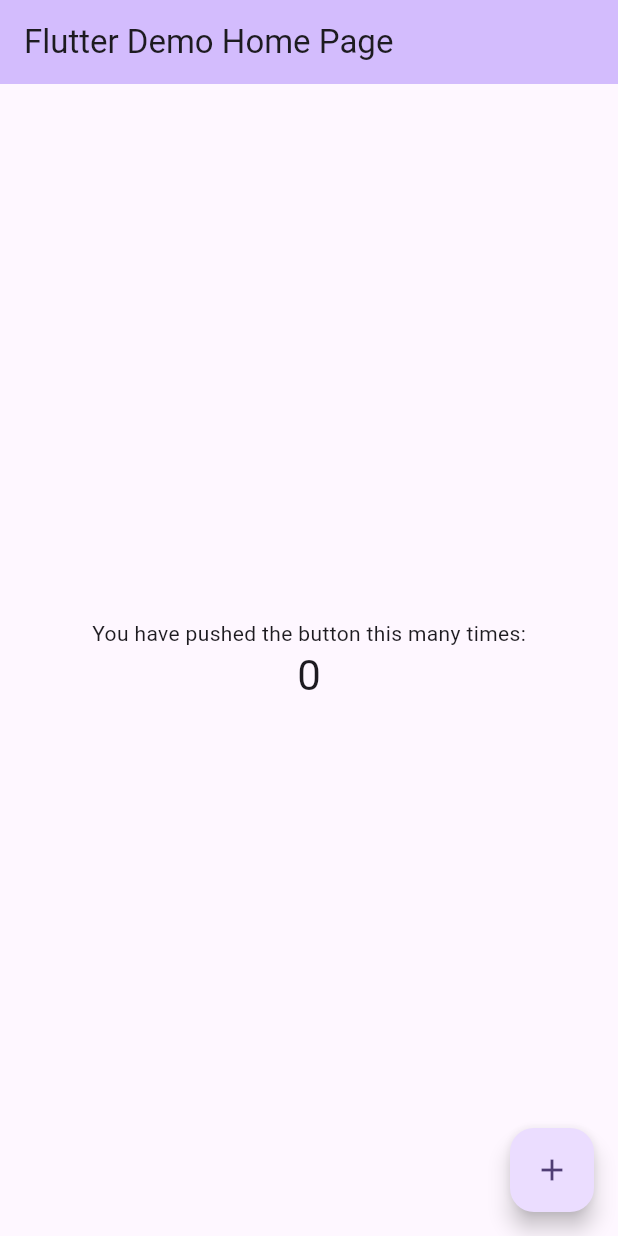
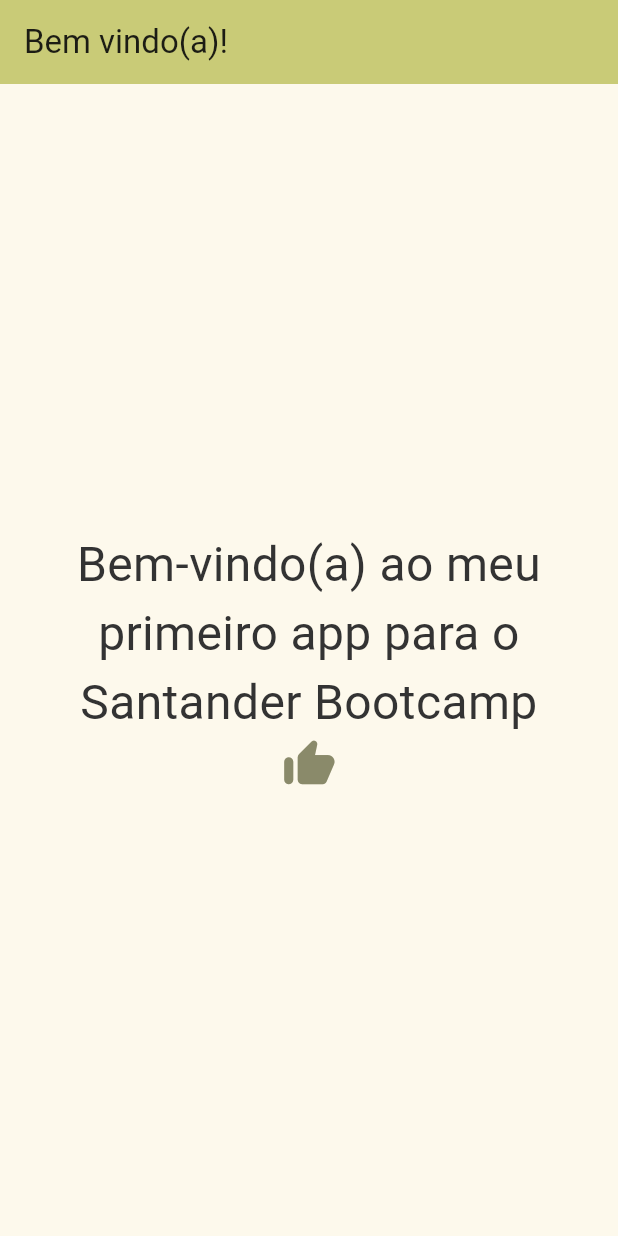
Before and after one commit to VictorCardoso22/myappflutter, a Flutter app: the screen it shows after launch, on a phone screen of 412 x 824 dp. Run offline on Flutter 3.47's test engine with Material 2 defaults, Android fonts, the phone set to English and light mode, and no system bars.

Commit message:
Update main.dart

```diff
--- a/lib/main.dart
+++ b/lib/main.dart
@@ -11,42 +11,18 @@ class MyApp extends StatelessWidget {
   @override
   Widget build(BuildContext context) {
     return MaterialApp(
-      title: 'Flutter Demo',
+      title: 'Subindo o Seu Projeto Flutter no GitHub',
       theme: ThemeData(
-        // This is the theme of your application.
-        //
-        // TRY THIS: Try running your application with "flutter run". You'll see
-        // the application has a blue toolbar. Then, without quitting the app,
-        // try changing the seedColor in the colorScheme below to Colors.green
-        // and then invoke "hot reload" (save your changes or press the "hot
-        // reload" button in a Flutter-supported IDE, or press "r" if you used
-        // the command line to start the app).
-        //
-        // Notice that the counter didn't reset back to zero; the application
-        // state is not lost during the reload. To reset the state, use hot
-        // restart instead.
-        //
-        // This works for code too, not just values: Most code changes can be
-        // tested with just a hot reload.
-        colorScheme: ColorScheme.fromSeed(seedColor: Colors.deepPurple),
+        colorScheme: ColorScheme.fromSeed(seedColor: Color(0xFF8a8a6a)),
         useMaterial3: true,
       ),
-      home: const MyHomePage(title: 'Flutter Demo Home Page'),
+      home: const MyHomePage(title: 'Bem vindo(a)!'),
     );
   }
 }
 
 class MyHomePage extends StatefulWidget {
   const MyHomePage({super.key, required this.title});
-
-  // This widget is the home page of your application. It is stateful, meaning
-  // that it has a State object (defined below) that contains fields that affect
-  // how it looks.
-
-  // This class is the configuration for the state. It holds the values (in this
-  // case the title) provided by the parent (in this case the App widget) and
-  // used by the build method of the State. Fields in a Widget subclass are
-  // always marked "final".
 
   final String title;
 
@@ -55,71 +31,36 @@ class MyHomePage extends StatefulWidget {
 }
 
 class _MyHomePageState extends State<MyHomePage> {
-  int _counter = 0;
-
-  void _incrementCounter() {
-    setState(() {
-      // This call to setState tells the Flutter framework that something has
-      // changed in this State, which causes it to rerun the build method below
-      // so that the display can reflect the updated values. If we changed
-      // _counter without calling setState(), then the build method would not be
-      // called again, and so nothing would appear to happen.
-      _counter++;
-    });
-  }
-
   @override
   Widget build(BuildContext context) {
-    // This method is rerun every time setState is called, for instance as done
-    // by the _incrementCounter method above.
-    //
-    // The Flutter framework has been optimized to make rerunning build methods
-    // fast, so that you can just rebuild anything that needs updating rather
-    // than having to individually change instances of widgets.
     return Scaffold(
       appBar: AppBar(
-        // TRY THIS: Try changing the color here to a specific color (to
-        // Colors.amber, perhaps?) and trigger a hot reload to see the AppBar
-        // change color while the other colors stay the same.
         backgroundColor: Theme.of(context).colorScheme.inversePrimary,
-        // Here we take the value from the MyHomePage object that was created by
-        // the App.build method, and use it to set our appbar title.
         title: Text(widget.title),
       ),
-      body: Center(
-        // Center is a layout widget. It takes a single child and positions it
-        // in the middle of the parent.
+      body: const Center(
         child: Column(
-          // Column is also a layout widget. It takes a list of children and
-          // arranges them vertically. By default, it sizes itself to fit its
-          // children horizontally, and tries to be as tall as its parent.
-          //
-          // Column has various properties to control how it sizes itself and
-          // how it positions its children. Here we use mainAxisAlignment to
-          // center the children vertically; the main axis here is the vertical
-          // axis because Columns are vertical (the cross axis would be
-          // horizontal).
-          //
-          // TRY THIS: Invoke "debug painting" (choose the "Toggle Debug Paint"
-          // action in the IDE, or press "p" in the console), to see the
-          // wireframe for each widget.
           mainAxisAlignment: MainAxisAlignment.center,
           children: <Widget>[
-            const Text(
-              'You have pushed the button this many times:',
+            Padding(
+              padding: EdgeInsets.symmetric(horizontal: 32.0),
+              child: Text(
+                'Bem-vindo(a) ao meu primeiro app para o Santander Bootcamp 2023 - Mobile com Flutter!',
+                style: TextStyle(fontSize: 32, color: Color(0xFF333333)),
+                maxLines: 3,
+                overflow: TextOverflow.clip,
+                softWrap: true,
+                textAlign: TextAlign.center,
+              ),
             ),
-            Text(
-              '$_counter',
-              style: Theme.of(context).textTheme.headlineMedium,
+            Icon(
+              Icons.thumb_up_alt_rounded,
+              size: 36,
+              color: Color(0xFF8a8a6a),
             ),
           ],
         ),
       ),
-      floatingActionButton: FloatingActionButton(
-        onPressed: _incrementCounter,
-        tooltip: 'Increment',
-        child: const Icon(Icons.add),
-      ), // This trailing comma makes auto-formatting nicer for build methods.
     );
   }
 }
```
